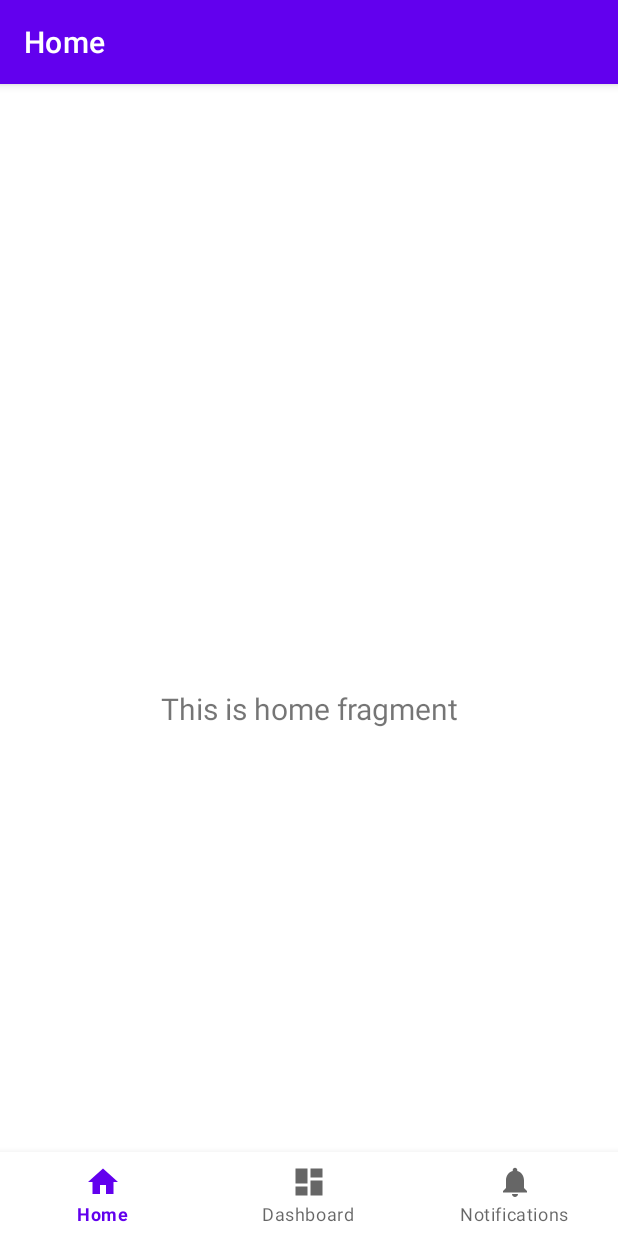
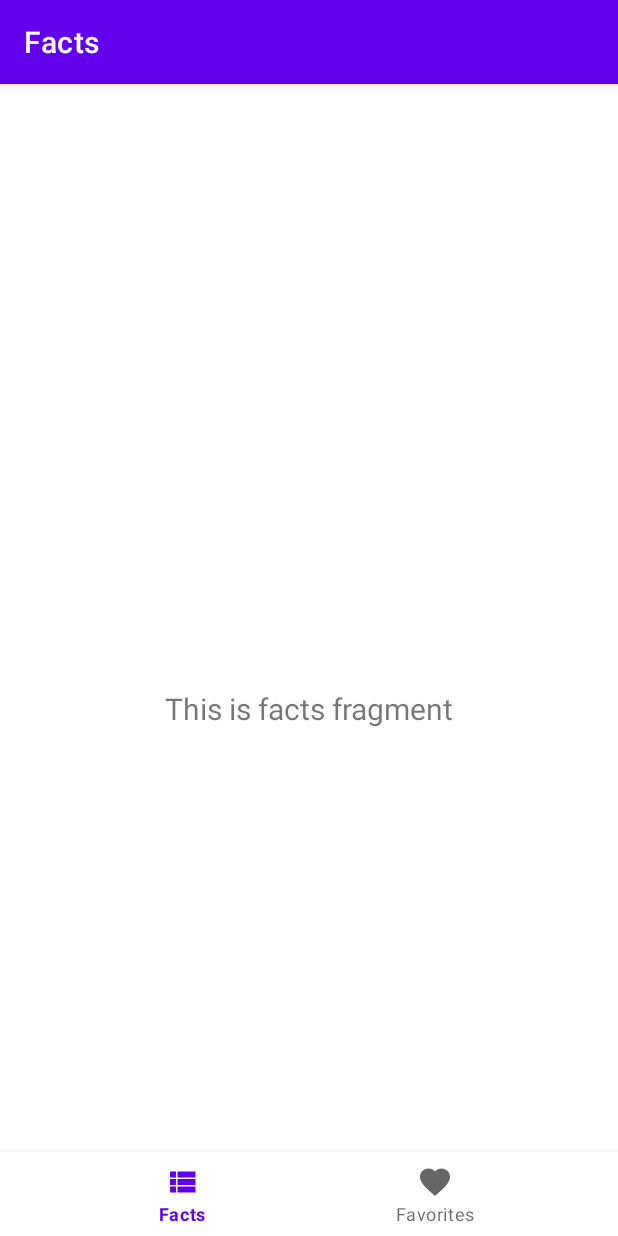
Before and after one commit to ZhuanM/android-facts, an Android app: the MainActivity screen opened directly, with no data from a screen before it, on a phone screen of 412 x 824 dp. Run offline under Robolectric (Android 15) with nearby library versions, the phone set to English and light mode, and no system bars; our stand-ins replace navigation-ui.

Commit message:
Added correct custom layout for facts

```diff
--- a/app/src/main/java/com/example/facts_android_f95565/MainActivity.java
+++ b/app/src/main/java/com/example/facts_android_f95565/MainActivity.java
@@ -27,7 +27,7 @@ public class MainActivity extends AppCompatActivity {
         // Passing each menu ID as a set of Ids because each
         // menu should be considered as top level destinations.
         AppBarConfiguration appBarConfiguration = new AppBarConfiguration.Builder(
-                R.id.navigation_home, R.id.navigation_dashboard, R.id.navigation_notifications)
+                R.id.navigation_facts, R.id.navigation_favorites)
                 .build();
         NavController navController = Navigation.findNavController(this, R.id.nav_host_fragment_activity_main);
         NavigationUI.setupActionBarWithNavController(this, navController, appBarConfiguration);
--- a/app/src/main/java/com/example/facts_android_f95565/ui/dashboard/DashboardFragment.java
+++ b/app/src/main/java/com/example/facts_android_f95565/ui/facts/FactsFragment.java
@@ -1,4 +1,4 @@
-package com.example.facts_android_f95565.ui.dashboard;
+package com.example.facts_android_f95565.ui.facts;
 
 import android.os.Bundle;
 import android.view.LayoutInflater;
@@ -10,22 +10,22 @@ import androidx.annotation.NonNull;
 import androidx.fragment.app.Fragment;
 import androidx.lifecycle.ViewModelProvider;
 
-import com.example.facts_android_f95565.databinding.FragmentDashboardBinding;
+import com.example.facts_android_f95565.databinding.FragmentFactsBinding;
 
-public class DashboardFragment extends Fragment {
+public class FactsFragment extends Fragment {
 
-    private FragmentDashboardBinding binding;
+    private FragmentFactsBinding binding;
 
     public View onCreateView(@NonNull LayoutInflater inflater,
                              ViewGroup container, Bundle savedInstanceState) {
-        DashboardViewModel dashboardViewModel =
-                new ViewModelProvider(this).get(DashboardViewModel.class);
+        FactsViewModel factsViewModel =
+                new ViewModelProvider(this).get(FactsViewModel.class);
 
-        binding = FragmentDashboardBinding.inflate(inflater, container, false);
+        binding = FragmentFactsBinding.inflate(inflater, container, false);
         View root = binding.getRoot();
 
-        final TextView textView = binding.textDashboard;
-        dashboardViewModel.getText().observe(getViewLifecycleOwner(), textView::setText);
+        final TextView textView = binding.textFacts;
+        factsViewModel.getText().observe(getViewLifecycleOwner(), textView::setText);
         return root;
     }
 
--- a/app/src/main/java/com/example/facts_android_f95565/ui/home/HomeViewModel.java
+++ b/app/src/main/java/com/example/facts_android_f95565/ui/facts/FactsViewModel.java
@@ -1,16 +1,16 @@
-package com.example.facts_android_f95565.ui.home;
+package com.example.facts_android_f95565.ui.facts;
 
 import androidx.lifecycle.LiveData;
 import androidx.lifecycle.MutableLiveData;
 import androidx.lifecycle.ViewModel;
 
-public class HomeViewModel extends ViewModel {
+public class FactsViewModel extends ViewModel {
 
     private final MutableLiveData<String> mText;
 
-    public HomeViewModel() {
+    public FactsViewModel() {
         mText = new MutableLiveData<>();
-        mText.setValue("This is home fragment");
+        mText.setValue("This is facts fragment");
     }
 
     public LiveData<String> getText() {
--- a/app/src/main/java/com/example/facts_android_f95565/ui/home/HomeFragment.java
+++ b/app/src/main/java/com/example/facts_android_f95565/ui/favorites/FavoritesFragment.java
@@ -1,4 +1,4 @@
-package com.example.facts_android_f95565.ui.home;
+package com.example.facts_android_f95565.ui.favorites;
 
 import android.os.Bundle;
 import android.view.LayoutInflater;
@@ -10,22 +10,22 @@ import androidx.annotation.NonNull;
 import androidx.fragment.app.Fragment;
 import androidx.lifecycle.ViewModelProvider;
 
-import com.example.facts_android_f95565.databinding.FragmentHomeBinding;
+import com.example.facts_android_f95565.databinding.FragmentFavoritesBinding;
 
-public class HomeFragment extends Fragment {
+public class FavoritesFragment extends Fragment {
 
-    private FragmentHomeBinding binding;
+    private FragmentFavoritesBinding binding;
 
     public View onCreateView(@NonNull LayoutInflater inflater,
                              ViewGroup container, Bundle savedInstanceState) {
-        HomeViewModel homeViewModel =
-                new ViewModelProvider(this).get(HomeViewModel.class);
+        FavoritesViewModel favoritesViewModel =
+                new ViewModelProvider(this).get(FavoritesViewModel.class);
 
-        binding = FragmentHomeBinding.inflate(inflater, container, false);
+        binding = FragmentFavoritesBinding.inflate(inflater, container, false);
         View root = binding.getRoot();
 
-        final TextView textView = binding.textHome;
-        homeViewModel.getText().observe(getViewLifecycleOwner(), textView::setText);
+        final TextView textView = binding.textFavorites;
+        favoritesViewModel.getText().observe(getViewLifecycleOwner(), textView::setText);
         return root;
     }
 
--- a/app/src/main/java/com/example/facts_android_f95565/ui/dashboard/DashboardViewModel.java
+++ b/app/src/main/java/com/example/facts_android_f95565/ui/favorites/FavoritesViewModel.java
@@ -1,16 +1,16 @@
-package com.example.facts_android_f95565.ui.dashboard;
+package com.example.facts_android_f95565.ui.favorites;
 
 import androidx.lifecycle.LiveData;
 import androidx.lifecycle.MutableLiveData;
 import androidx.lifecycle.ViewModel;
 
-public class DashboardViewModel extends ViewModel {
+public class FavoritesViewModel extends ViewModel {
 
     private final MutableLiveData<String> mText;
 
-    public DashboardViewModel() {
+    public FavoritesViewModel() {
         mText = new MutableLiveData<>();
-        mText.setValue("This is dashboard fragment");
+        mText.setValue("This is favorites fragment");
     }
 
     public LiveData<String> getText() {
--- a/app/src/main/java/com/example/facts_android_f95565/ui/notifications/NotificationsFragment.java
+++ /dev/null
@@ -1,37 +0,0 @@
-package com.example.facts_android_f95565.ui.notifications;
-
-import android.os.Bundle;
-import android.view.LayoutInflater;
-import android.view.View;
-import android.view.ViewGroup;
-import android.widget.TextView;
-
-import androidx.annotation.NonNull;
-import androidx.fragment.app.Fragment;
-import androidx.lifecycle.ViewModelProvider;
-
-import com.example.facts_android_f95565.databinding.FragmentNotificationsBinding;
-
-public class NotificationsFragment extends Fragment {
-
-    private FragmentNotificationsBinding binding;
-
-    public View onCreateView(@NonNull LayoutInflater inflater,
-                             ViewGroup container, Bundle savedInstanceState) {
-        NotificationsViewModel notificationsViewModel =
-                new ViewModelProvider(this).get(NotificationsViewModel.class);
-
-        binding = FragmentNotificationsBinding.inflate(inflater, container, false);
-        View root = binding.getRoot();
-
-        final TextView textView = binding.textNotifications;
-        notificationsViewModel.getText().observe(getViewLifecycleOwner(), textView::setText);
-        return root;
-    }
-
-    @Override
-    public void onDestroyView() {
-        super.onDestroyView();
-        binding = null;
-    }
-}
--- a/app/src/main/java/com/example/facts_android_f95565/ui/notifications/NotificationsViewModel.java
+++ /dev/null
@@ -1,19 +0,0 @@
-package com.example.facts_android_f95565.ui.notifications;
-
-import androidx.lifecycle.LiveData;
-import androidx.lifecycle.MutableLiveData;
-import androidx.lifecycle.ViewModel;
-
-public class NotificationsViewModel extends ViewModel {
-
-    private final MutableLiveData<String> mText;
-
-    public NotificationsViewModel() {
-        mText = new MutableLiveData<>();
-        mText.setValue("This is notifications fragment");
-    }
-
-    public LiveData<String> getText() {
-        return mText;
-    }
-}
--- /dev/null
+++ b/app/src/main/res/drawable/heart.xml
@@ -0,0 +1,8 @@
+<!-- drawable/heart.xml -->
+<vector xmlns:android="http://schemas.android.com/apk/res/android"
+    android:height="24dp"
+    android:width="24dp"
+    android:viewportWidth="24"
+    android:viewportHeight="24">
+    <path android:fillColor="#000" android:pathData="M12,21.35L10.55,20.03C5.4,15.36 2,12.27 2,8.5C2,5.41 4.42,3 7.5,3C9.24,3 10.91,3.81 12,5.08C13.09,3.81 14.76,3 16.5,3C19.58,3 22,5.41 22,8.5C22,12.27 18.6,15.36 13.45,20.03L12,21.35Z" />
+</vector>
--- a/app/src/main/res/drawable/ic_dashboard_black_24dp.xml
+++ /dev/null
@@ -1,9 +0,0 @@
-<vector xmlns:android="http://schemas.android.com/apk/res/android"
-    android:width="24dp"
-    android:height="24dp"
-    android:viewportWidth="24.0"
-    android:viewportHeight="24.0">
-    <path
-        android:fillColor="#FF000000"
-        android:pathData="M3,13h8L11,3L3,3v10zM3,21h8v-6L3,15v6zM13,21h8L21,11h-8v10zM13,3v6h8L21,3h-8z" />
-</vector>
--- a/app/src/main/res/drawable/ic_home_black_24dp.xml
+++ /dev/null
@@ -1,9 +0,0 @@
-<vector xmlns:android="http://schemas.android.com/apk/res/android"
-    android:width="24dp"
-    android:height="24dp"
-    android:viewportWidth="24.0"
-    android:viewportHeight="24.0">
-    <path
-        android:fillColor="#FF000000"
-        android:pathData="M10,20v-6h4v6h5v-8h3L12,3 2,12h3v8z" />
-</vector>
--- a/app/src/main/res/drawable/ic_notifications_black_24dp.xml
+++ /dev/null
@@ -1,9 +0,0 @@
-<vector xmlns:android="http://schemas.android.com/apk/res/android"
-    android:width="24dp"
-    android:height="24dp"
-    android:viewportWidth="24.0"
-    android:viewportHeight="24.0">
-    <path
-        android:fillColor="#FF000000"
-        android:pathData="M12,22c1.1,0 2,-0.9 2,-2h-4c0,1.1 0.89,2 2,2zM18,16v-5c0,-3.07 -1.64,-5.64 -4.5,-6.32L13.5,4c0,-0.83 -0.67,-1.5 -1.5,-1.5s-1.5,0.67 -1.5,1.5v0.68C7.63,5.36 6,7.92 6,11v5l-2,2v1h16v-1l-2,-2z" />
-</vector>
--- /dev/null
+++ b/app/src/main/res/drawable/view_list.xml
@@ -0,0 +1,8 @@
+<!-- drawable/view_list.xml -->
+<vector xmlns:android="http://schemas.android.com/apk/res/android"
+    android:height="24dp"
+    android:width="24dp"
+    android:viewportWidth="24"
+    android:viewportHeight="24">
+    <path android:fillColor="#000" android:pathData="M9,5V9H21V5M9,19H21V15H9M9,14H21V10H9M4,9H8V5H4M4,19H8V15H4M4,14H8V10H4V14Z" />
+</vector>
--- a/app/src/main/res/layout/activity_login.xml
+++ b/app/src/main/res/layout/activity_login.xml
@@ -26,6 +26,7 @@
         android:layout_height="51dp"
         android:background="@drawable/custominputbackground"
         android:hint="Your username"
+        android:textColor="@color/custom_purple"
         android:textColorHint="@color/custom_purple"
         android:textSize="23dp"
         android:layout_marginBottom="30dp"
@@ -37,6 +38,7 @@
         android:layout_height="51dp"
         android:background="@drawable/custominputbackground"
         android:hint="Your password"
+        android:textColor="@color/custom_purple"
         android:textColorHint="@color/custom_purple"
         android:textSize="23dp"
         android:layout_marginBottom="30dp"
--- a/app/src/main/res/layout/fragment_dashboard.xml
+++ b/app/src/main/res/layout/fragment_facts.xml
@@ -4,10 +4,10 @@
     xmlns:tools="http://schemas.android.com/tools"
     android:layout_width="match_parent"
     android:layout_height="match_parent"
-    tools:context=".ui.dashboard.DashboardFragment">
+    tools:context=".ui.facts.FactsFragment">
 
     <TextView
-        android:id="@+id/text_dashboard"
+        android:id="@+id/text_facts"
         android:layout_width="match_parent"
         android:layout_height="wrap_content"
         android:layout_marginStart="8dp"
--- a/app/src/main/res/layout/fragment_notifications.xml
+++ b/app/src/main/res/layout/fragment_favorites.xml
@@ -4,10 +4,10 @@
     xmlns:tools="http://schemas.android.com/tools"
     android:layout_width="match_parent"
     android:layout_height="match_parent"
-    tools:context=".ui.notifications.NotificationsFragment">
+    tools:context=".ui.favorites.FavoritesFragment">
 
     <TextView
-        android:id="@+id/text_notifications"
+        android:id="@+id/text_favorites"
         android:layout_width="match_parent"
         android:layout_height="wrap_content"
         android:layout_marginStart="8dp"
--- a/app/src/main/res/layout/fragment_home.xml
+++ /dev/null
@@ -1,22 +0,0 @@
-<?xml version="1.0" encoding="utf-8"?>
-<androidx.constraintlayout.widget.ConstraintLayout xmlns:android="http://schemas.android.com/apk/res/android"
-    xmlns:app="http://schemas.android.com/apk/res-auto"
-    xmlns:tools="http://schemas.android.com/tools"
-    android:layout_width="match_parent"
-    android:layout_height="match_parent"
-    tools:context=".ui.home.HomeFragment">
-
-    <TextView
-        android:id="@+id/text_home"
-        android:layout_width="match_parent"
-        android:layout_height="wrap_content"
-        android:layout_marginStart="8dp"
-        android:layout_marginTop="8dp"
-        android:layout_marginEnd="8dp"
-        android:textAlignment="center"
-        android:textSize="20sp"
-        app:layout_constraintBottom_toBottomOf="parent"
-        app:layout_constraintEnd_toEndOf="parent"
-        app:layout_constraintStart_toStartOf="parent"
-        app:layout_constraintTop_toTopOf="parent" />
-</androidx.constraintlayout.widget.ConstraintLayout>
--- a/app/src/main/res/menu/bottom_nav_menu.xml
+++ b/app/src/main/res/menu/bottom_nav_menu.xml
@@ -2,18 +2,13 @@
 <menu xmlns:android="http://schemas.android.com/apk/res/android">
 
     <item
-        android:id="@+id/navigation_home"
-        android:icon="@drawable/ic_home_black_24dp"
-        android:title="@string/title_home" />
+        android:id="@+id/navigation_facts"
+        android:icon="@drawable/view_list"
+        android:title="@string/title_facts" />
 
     <item
-        android:id="@+id/navigation_dashboard"
-        android:icon="@drawable/ic_dashboard_black_24dp"
-        android:title="@string/title_dashboard" />
-
-    <item
-        android:id="@+id/navigation_notifications"
-        android:icon="@drawable/ic_notifications_black_24dp"
-        android:title="@string/title_notifications" />
+        android:id="@+id/navigation_favorites"
+        android:icon="@drawable/heart"
+        android:title="@string/title_favorites" />
 
 </menu>
--- a/app/src/main/res/navigation/mobile_navigation.xml
+++ b/app/src/main/res/navigation/mobile_navigation.xml
@@ -3,23 +3,18 @@
     xmlns:app="http://schemas.android.com/apk/res-auto"
     xmlns:tools="http://schemas.android.com/tools"
     android:id="@+id/mobile_navigation"
-    app:startDestination="@+id/navigation_home">
+    app:startDestination="@+id/navigation_facts">
 
     <fragment
-        android:id="@+id/navigation_home"
-        android:name="com.example.facts_android_f95565.ui.home.HomeFragment"
-        android:label="@string/title_home"
-        tools:layout="@layout/fragment_home" />
+        android:id="@+id/navigation_facts"
+        android:name="com.example.facts_android_f95565.ui.facts.FactsFragment"
+        android:label="@string/title_facts"
+        tools:layout="@layout/fragment_facts" />
 
     <fragment
-        android:id="@+id/navigation_dashboard"
-        android:name="com.example.facts_android_f95565.ui.dashboard.DashboardFragment"
-        android:label="@string/title_dashboard"
-        tools:layout="@layout/fragment_dashboard" />
+        android:id="@+id/navigation_favorites"
+        android:name="com.example.facts_android_f95565.ui.favorites.FavoritesFragment"
+        android:label="@string/title_favorites"
+        tools:layout="@layout/fragment_favorites" />
 
-    <fragment
-        android:id="@+id/navigation_notifications"
-        android:name="com.example.facts_android_f95565.ui.notifications.NotificationsFragment"
-        android:label="@string/title_notifications"
-        tools:layout="@layout/fragment_notifications" />
 </navigation>
--- a/app/src/main/res/values/strings.xml
+++ b/app/src/main/res/values/strings.xml
@@ -1,6 +1,5 @@
 <resources>
     <string name="app_name">Facts-Android-F95565</string>
-    <string name="title_home">Home</string>
-    <string name="title_dashboard">Dashboard</string>
-    <string name="title_notifications">Notifications</string>
+    <string name="title_facts">Facts</string>
+    <string name="title_favorites">Favorites</string>
 </resources>
```
